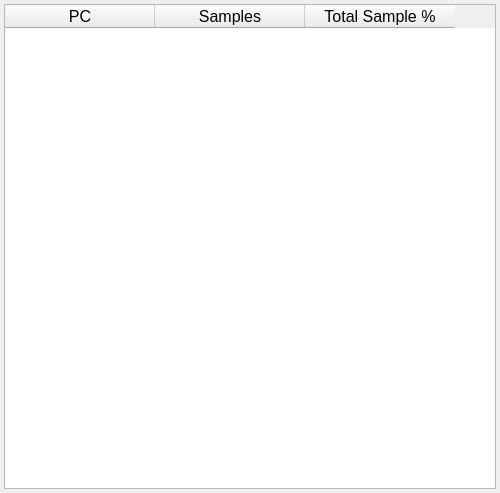
CFXS/CFXS-L0-ARM-Debugger, file HardwareDebuggerApp/src/UI/FunctionProfiler/FunctionProfilerWindow.ui: the form before one commit.
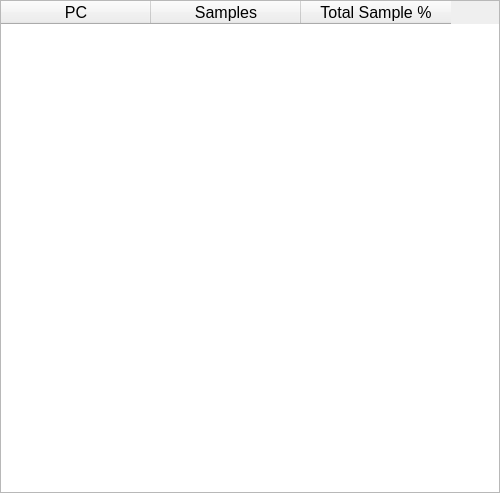
The form after the commit.

Commit message: remove padding + jlink terminal flag disabled by default

Patch:
```diff
--- a/HardwareDebuggerApp/src/UI/FunctionProfiler/FunctionProfilerWindow.ui
+++ b/HardwareDebuggerApp/src/UI/FunctionProfiler/FunctionProfilerWindow.ui
@@ -15,16 +15,16 @@
   </property>
   <layout class="QGridLayout" name="gridLayout">
    <property name="leftMargin">
-    <number>4</number>
+    <number>0</number>
    </property>
    <property name="topMargin">
-    <number>4</number>
+    <number>0</number>
    </property>
    <property name="rightMargin">
-    <number>4</number>
+    <number>0</number>
    </property>
    <property name="bottomMargin">
-    <number>4</number>
+    <number>0</number>
    </property>
    <property name="spacing">
     <number>4</number>
```
The commit also changes 2 other files.
